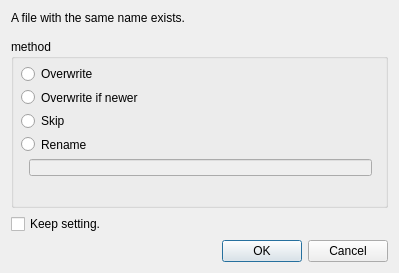
The window that overwritedialog.ui (haraki/farman) describes before a commit, drawn with Qt 5.
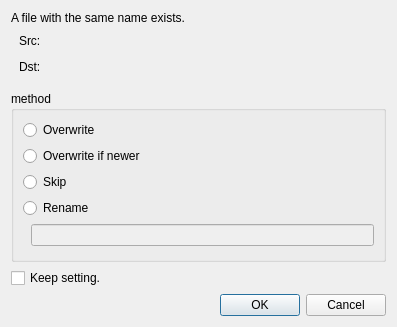
The same window after the commit.

Commit message: modified OverwriteDialog.(show source and destination path, fix layout)

```diff
--- a/overwritedialog.ui
+++ b/overwritedialog.ui
@@ -6,8 +6,8 @@
    <rect>
     <x>0</x>
     <y>0</y>
-    <width>399</width>
-    <height>273</height>
+    <width>397</width>
+    <height>327</height>
    </rect>
   </property>
   <property name="windowTitle">
@@ -27,6 +27,60 @@
      </property>
     </widget>
    </item>
+   <item>
+    <layout class="QHBoxLayout" name="srcLabelHorizontalLayout">
+     <item>
+      <spacer name="srcLabelHorizontalSpacer">
+       <property name="orientation">
+        <enum>Qt::Horizontal</enum>
+       </property>
+       <property name="sizeType">
+        <enum>QSizePolicy::Fixed</enum>
+       </property>
+       <property name="sizeHint" stdset="0">
+        <size>
+         <width>8</width>
+         <height>20</height>
+        </size>
+       </property>
+      </spacer>
+     </item>
+     <item>
+      <widget class="QLabel" name="srcLabel">
+       <property name="text">
+        <string>Src:</string>
+       </property>
+      </widget>
+     </item>
+    </layout>
+   </item>
+   <item>
+    <layout class="QHBoxLayout" name="dstLabelHorizontalLayout">
+     <item>
+      <spacer name="dstLabelHorizontalSpacer">
+       <property name="orientation">
+        <enum>Qt::Horizontal</enum>
+       </property>
+       <property name="sizeType">
+        <enum>QSizePolicy::Fixed</enum>
+       </property>
+       <property name="sizeHint" stdset="0">
+        <size>
+         <width>8</width>
+         <height>20</height>
+        </size>
+       </property>
+      </spacer>
+     </item>
+     <item>
+      <widget class="QLabel" name="dstLabel">
+       <property name="text">
+        <string>Dst:</string>
+       </property>
+      </widget>
+     </item>
+    </layout>
+   </item>
    <item>
     <spacer name="verticalSpacer">
      <property name="orientation">
@@ -54,16 +108,7 @@
      <property name="title">
       <string>method</string>
      </property>
-     <widget class="QWidget" name="verticalLayoutWidget">
-      <property name="geometry">
-       <rect>
-        <x>10</x>
-        <y>26</y>
-        <width>351</width>
-        <height>111</height>
-       </rect>
-      </property>
-      <layout class="QVBoxLayout" name="methodVerticalLayout">
+     <layout class="QVBoxLayout" name="verticalLayout_3">
        <item>
         <widget class="QRadioButton" name="methodOverwriteRadioButton">
          <property name="text">
@@ -120,7 +165,6 @@
         </layout>
        </item>
       </layout>
-     </widget>
     </widget>
    </item>
    <item>
```
Lines whose indentation alone changed are shown as unchanged. The commit also changes 3 other files.
